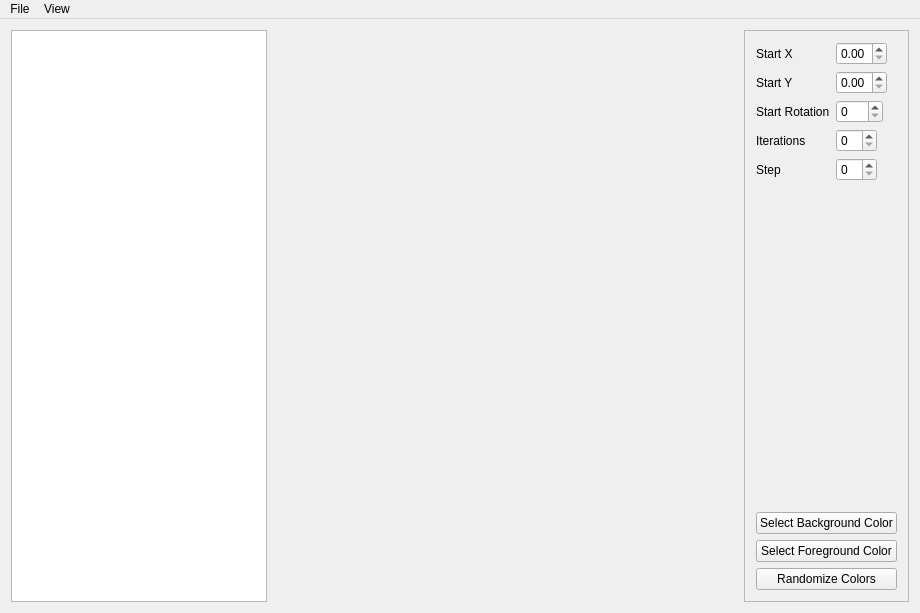
osmehlik/l-systems-vis, file mainwindow.ui: the form before one commit.
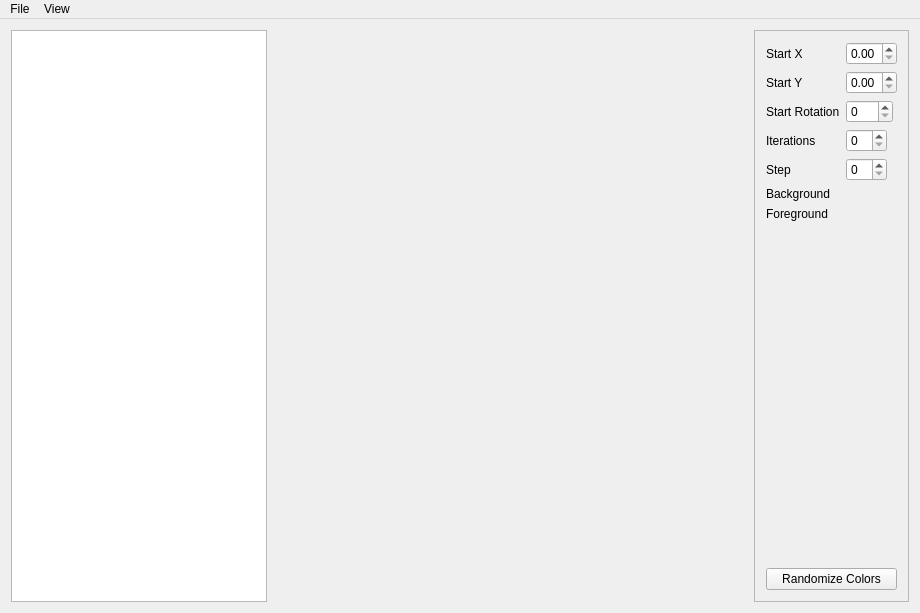
The form after the commit. Custom widgets are drawn as their Qt base class.

Commit message: Added widget for color selection.

What changed in the file:
```diff
--- a/mainwindow.ui
+++ b/mainwindow.ui
@@ -71,7 +71,7 @@
     <item>
      <widget class="QFrame" name="parameters">
       <property name="sizePolicy">
-       <sizepolicy hsizetype="Minimum" vsizetype="Preferred">
+       <sizepolicy hsizetype="Minimum" vsizetype="Expanding">
         <horstretch>0</horstretch>
         <verstretch>0</verstretch>
        </sizepolicy>
@@ -168,22 +168,28 @@
          <item row="4" column="1">
           <widget class="QSpinBox" name="stepSpinBox"/>
          </item>
+         <item row="5" column="0">
+          <widget class="QLabel" name="backgroundLabel">
+           <property name="text">
+            <string>Background</string>
+           </property>
+          </widget>
+         </item>
+         <item row="5" column="1">
+          <widget class="ColorWidget" name="backgroundWidget" native="true"/>
+         </item>
+         <item row="6" column="0">
+          <widget class="QLabel" name="foregroundLabel">
+           <property name="text">
+            <string>Foreground</string>
+           </property>
+          </widget>
+         </item>
+         <item row="6" column="1">
+          <widget class="ColorWidget" name="foregroundWidget" native="true"/>
+         </item>
         </layout>
        </item>
-       <item>
-        <widget class="QPushButton" name="selectBackgroundButton">
-         <property name="text">
-          <string>Select Background Color</string>
-         </property>
-        </widget>
-       </item>
-       <item>
-        <widget class="QPushButton" name="selectForegroundButton">
-         <property name="text">
-          <string>Select Foreground Color</string>
-         </property>
-        </widget>
-       </item>
        <item>
         <widget class="QPushButton" name="randomizeButton">
          <property name="text">
@@ -248,6 +254,12 @@
    <header>lsystemview.h</header>
    <container>1</container>
   </customwidget>
+  <customwidget>
+   <class>ColorWidget</class>
+   <extends>QWidget</extends>
+   <header>colorwidget.h</header>
+   <container>1</container>
+  </customwidget>
  </customwidgets>
  <resources/>
  <connections/>
```
Left out of the diff: 4 changed lines with no effect on the pictures. The commit also changes 7 other files.
